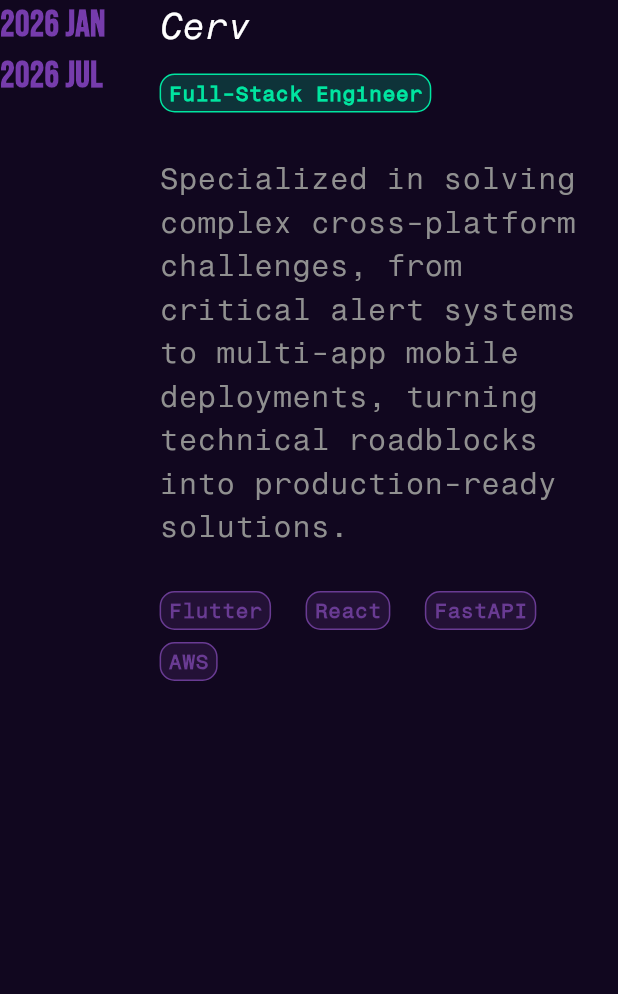
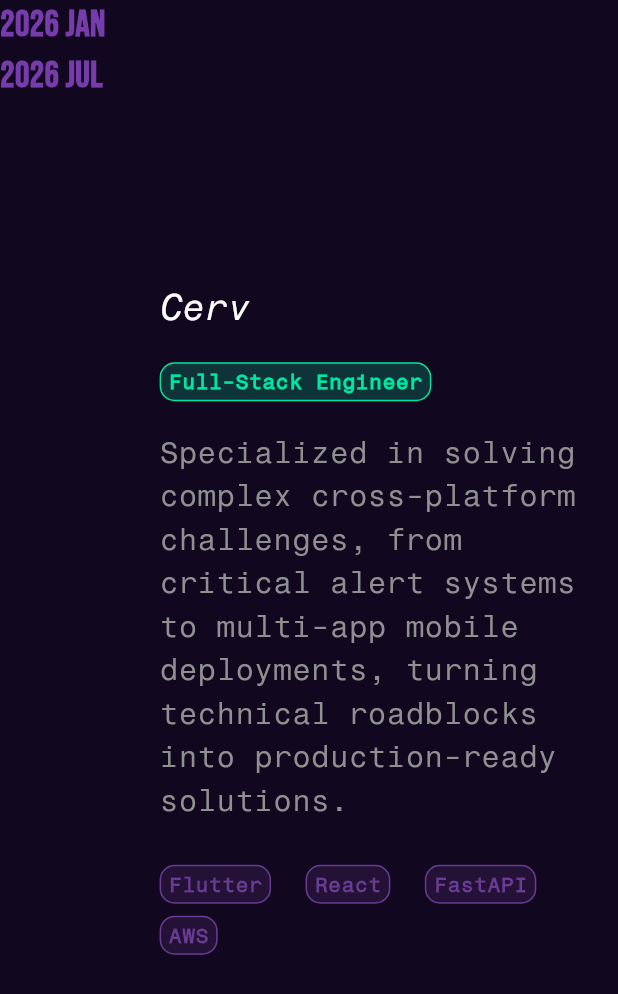
Before and after one commit to aleax888/portfolio, a Flutter app: the ExperienceCard widget shown alone on an empty page, opened directly with empty values, on a phone screen of 412 x 824 dp. Shown: the top 994 px of the screen. Run offline on Flutter 3.47's test engine with Material 3 defaults, Android fonts, the phone set to English and light mode, and no system bars; our stand-ins replace lottie.

Commit message:
fix(experience): handle responsive

```diff
--- a/lib/pages/widgets/experience_card.dart
+++ b/lib/pages/widgets/experience_card.dart
@@ -5,6 +5,14 @@ import 'package:portfolio/design_system/constants/spacing_constants.dart';
 import 'package:portfolio/design_system/constants/text_constants.dart';
 import 'package:portfolio/domain/experience/experience_enum.dart';
 import 'package:portfolio/widgets/content/tag.dart';
+import 'package:portfolio/widgets/layout/custom_column.dart';
+
+final TextStyle _dateTextStyle = const TextStyle(
+  color: ColorPaletteConstants.tertiary,
+  fontSize: TextSizeConstants.l,
+  fontWeight: TextWeightConstants.extraBold,
+  fontFamily: TextFamilyConstants.primary,
+);
 
 class ExperienceCard extends StatelessWidget {
   final ExperienceEnum data;
@@ -16,48 +24,36 @@ class ExperienceCard extends StatelessWidget {
       spacing: SpacingConstants.l,
       crossAxisAlignment: .end,
       children: [
+        // Duration (Dates) -------------------------------------------------------
         Expanded(
           flex: 2,
           child: Column(
             crossAxisAlignment: .start,
             children: [
-              Text(
-                data.begin,
-                style: const TextStyle(
-                  fontFamily: TextFamilyConstants.primary,
-                  color: ColorPaletteConstants.tertiary,
-                  fontSize: TextSizeConstants.l,
-                  fontWeight: TextWeightConstants.extraBold,
-                ),
-              ),
-              Text(
-                data.end,
-                style: const TextStyle(
-                  fontFamily: TextFamilyConstants.primary,
-                  color: ColorPaletteConstants.tertiary,
-                  fontSize: TextSizeConstants.l,
-                  fontWeight: TextWeightConstants.extraBold,
-                ),
-              ),
+              Text(data.begin, style: _dateTextStyle),
+              Text(data.end, style: _dateTextStyle),
             ],
           ),
         ),
+
+        // Experience Details -------------------------------------------------------
         Expanded(
           flex: 8,
-          child: Column(
-            crossAxisAlignment: CrossAxisAlignment.start,
+          child: CustomColumn(
             children: [
+              // Company Name -------------------------------------------------------
               Text(
                 data.name,
                 style: const TextStyle(
-                  fontFamily: TextFamilyConstants.secondary,
-                  fontStyle: .italic,
                   color: TextColorConstants.light,
                   fontSize: TextSizeConstants.l,
                   fontWeight: TextWeightConstants.regular,
+                  fontFamily: TextFamilyConstants.secondary,
+                  fontStyle: .italic,
                 ),
               ),
-              SizedBox(height: SpacingConstants.s),
+
+              // Position -------------------------------------------------------
               CustomTag(
                 text: data.position,
                 color: ColorPaletteConstants.quinary,
@@ -65,7 +61,8 @@ class ExperienceCard extends StatelessWidget {
                   Radius.circular(BorderRadiusConstants.xl),
                 ),
               ),
-              SizedBox(height: SpacingConstants.l),
+
+              // Description -------------------------------------------------------
               Text(
                 data.description,
                 style: const TextStyle(
@@ -75,7 +72,8 @@ class ExperienceCard extends StatelessWidget {
                   fontWeight: TextWeightConstants.regular,
                 ),
               ),
-              SizedBox(height: SpacingConstants.m),
+
+              // Technologies -------------------------------------------------------
               Wrap(
                 spacing: SpacingConstants.s,
                 children: [
--- a/lib/widgets/content/split_view.dart
+++ b/lib/widgets/content/split_view.dart
@@ -53,6 +53,7 @@ class SplitView extends StatelessWidget {
 
     return Row(
       spacing: gap,
+      crossAxisAlignment: .start,
       children: [
         SizedBox(width: leftWidth, child: left),
         SizedBox(width: rightWidth, child: right),
```
Also changed, not shown: lib/pages/portfolio_page.dart (+2 -6 lines), lib/pages/sections/experience/section/experience_section.dart (+14 -6 lines), lib/pages/sections/experience/section/widgets/amount_label.dart (+15 -2 lines), lib/pages/sections/experience/section/widgets/experience_data_panel.dart (+7 -0 lines), lib/pages/sections/experience/section/widgets/experience_message_widget.dart (+8 -18 lines), lib/widgets/content/section_title.dart (+15 -10 lines).
